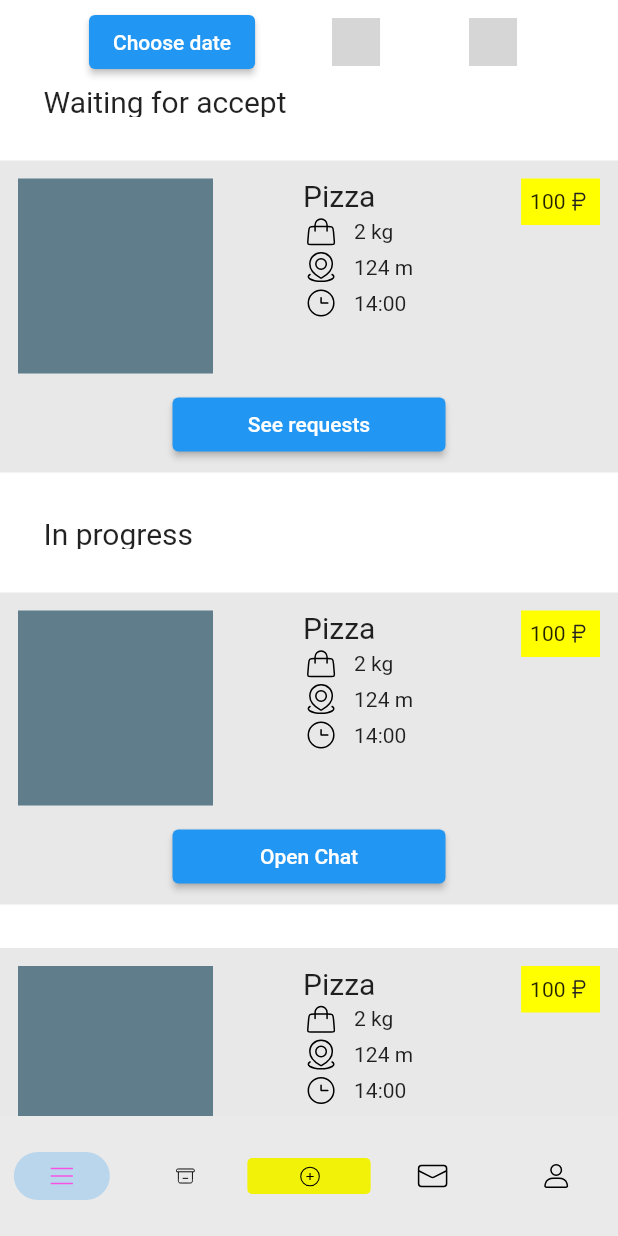
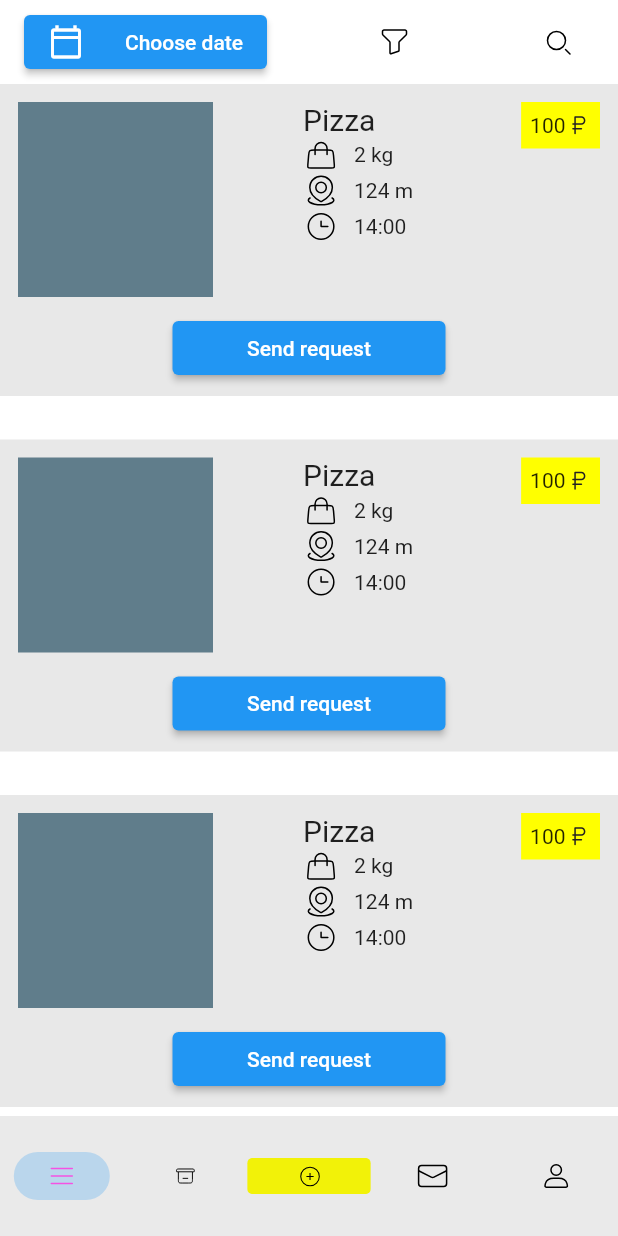
Before and after one commit to InnoSWP/BS21-05-InnoCart, a Flutter app: the screen it shows after launch, on a phone screen of 412 x 824 dp. Run offline on Flutter 3.47's test engine with Material 2 defaults, Android fonts, the phone set to English and light mode, and no system bars; our stand-ins replace flutter_svg; grey boxes are pictures that could not be loaded.

Commit message:
PageOfActiveOrders appbar updates

```diff
--- a/lib/PageOfActiveOrders.dart
+++ b/lib/PageOfActiveOrders.dart
@@ -10,6 +10,22 @@ class PageOfActiveOrders extends StatefulWidget {
 }
 
 class _PageOfActiveOrdersState extends State<PageOfActiveOrders> {
+  DateTime selectedDate = DateTime.now();
+  Widget dropdownvalue = Text('1');
+
+  Future<void> selectDate(BuildContext context) async {
+    final DateTime? picked = await showDatePicker(
+        context: context,
+        initialDate: selectedDate,
+        firstDate: selectedDate,
+        lastDate: DateTime(2101));
+    if (picked != null && picked != selectedDate) {
+      setState(() {
+        selectedDate = picked;
+      });
+    }
+  }
+
   @override
   Widget build(BuildContext context) {
     return SafeArea(
@@ -19,24 +35,93 @@ class _PageOfActiveOrdersState extends State<PageOfActiveOrders> {
               backgroundColor: Colors.white,
               elevation: 0,
               title: Row(
-                mainAxisAlignment: MainAxisAlignment.spaceEvenly,
+                mainAxisAlignment: MainAxisAlignment.spaceBetween,
                 children: [
                   ElevatedButton(
-                      onPressed: () {
-                        showDatePicker(
-                            context: context,
-                            initialDate: DateTime(2000),
-                            firstDate: DateTime(2000),
-                            lastDate: DateTime(2000));
-                      },
-                      child: const Text('Choose date')),
+                      onPressed: () => selectDate(context),
+                      child: SizedBox(
+                          width: 130,
+                          height: 30,
+                          child: Row(
+                            mainAxisAlignment: MainAxisAlignment.spaceBetween,
+                            crossAxisAlignment: CrossAxisAlignment.center,
+                            children: const [
+                              Icon(Icons.calendar_today_outlined),
+                              Text('Choose date'),
+                            ],
+                          ))),
+                  PopupMenuButton(
+                      icon: SvgPicture.asset(
+                        'assets/icons/Filter Icon.svg',
+                        color: Colors.black,
+                      ),
+                      itemBuilder: (context) => [
+                            PopupMenuItem(
+                              padding:
+                                  const EdgeInsets.only(left: 20, right: 20),
+                              value: 0,
+                              child: Column(
+                                children: [
+                                  const Align(
+                                    alignment: Alignment.centerLeft,
+                                    child: Text(
+                                      'Type',
+                                    ),
+                                  ),
+                                  Padding(
+                                      padding: const EdgeInsets.only(top: 20),
+                                      child: ElevatedButton(
+                                          style: ElevatedButton.styleFrom(
+                                            minimumSize:
+                                                const Size.fromHeight(40),
+                                          ),
+                                          onPressed: () {},
+                                          child: const Text('All'))),
+                                ],
+                              ),
+                            ),
+                            PopupMenuItem(
+                              padding: const EdgeInsets.all(20),
+                              value: 0,
+                              child: Column(
+                                children: const [
+                                  Align(
+                                    alignment: Alignment.centerLeft,
+                                    child: Text(
+                                      'Weight',
+                                    ),
+                                  ),
+                                  TextField(
+                                    decoration: InputDecoration(
+                                        hintText: 'Enter max weight (kg)'),
+                                  ),
+                                ],
+                              ),
+                            ),
+                            PopupMenuItem(
+                              padding: const EdgeInsets.only(
+                                  bottom: 20, left: 20, right: 20),
+                              value: 0,
+                              child: Column(
+                                children: const [
+                                  Align(
+                                    alignment: Alignment.centerLeft,
+                                    child: Text(
+                                      'Distance',
+                                    ),
+                                  ),
+                                  TextField(
+                                    decoration: InputDecoration(
+                                        hintText: 'Enter max distance (m)'),
+                                  ),
+                                ],
+                              ),
+                            ),
+                          ]),
                   IconButton(
                     onPressed: () {},
-                      icon: SvgPicture.asset('assets/icons/Filter Icon.svg'),
+                    icon: SvgPicture.asset('assets/icons/Filter Seacrh.svg',
                         color: Colors.black),
-                  IconButton(
-                    onPressed: () {},
-                    icon: SvgPicture.asset('assets/icons/Filter Seacrh.svg'),
                     color: Colors.black,
                   ),
                 ],
@@ -54,23 +139,14 @@ const double bottomPadding = 29;
 
 class Tickets {
   late List<Widget> waitingForAccept;
-  late List<Widget> inProgress;
-  late List<Widget> completed;
 
   Tickets(BuildContext context) {
-    waitingForAccept = setTicket('See requests', context);
-    inProgress =
-        setTicket('Open Chat', context) + setTicket('Open Chat', context);
-    completed = setTicket('Rate Angel', context);
+    waitingForAccept =
+        setTicket(context) + setTicket(context) + setTicket(context);
   }
 
   List<Widget> getTickets() {
-    return generateHeader('Waiting for accept') +
-        waitingForAccept +
-        generateHeader('In progress') +
-        inProgress +
-        generateHeader('Completed') +
-        completed;
+    return waitingForAccept;
   }
 
   Future popUpTicket(BuildContext context) {
@@ -97,7 +173,7 @@ class Tickets {
     );
   }
 
-  List<Widget> setTicket(String text, BuildContext context) {
+  List<Widget> setTicket(BuildContext context) {
     return [
       Container(
         margin: const EdgeInsets.only(bottom: bottomPadding),
@@ -106,7 +182,9 @@ class Tickets {
         color: const Color(gray),
         child: Column(
           children: [
-            Row(
+            GestureDetector(
+                onTap: () => popUpTicket(context),
+                child: Row(
                   mainAxisAlignment: MainAxisAlignment.spaceBetween,
                   crossAxisAlignment: CrossAxisAlignment.start,
                   children: [
@@ -115,7 +193,8 @@ class Tickets {
                       width: 130,
                       height: 130,
                       color: Colors.blueGrey,
-                  margin: const EdgeInsets.only(top: 12, left: 12, bottom: 10),
+                      margin:
+                          const EdgeInsets.only(top: 12, left: 12, bottom: 10),
                     ),
 
                     //TICKET INFO
@@ -182,19 +261,17 @@ class Tickets {
                           ],
                         )),
                   ],
-            ),
+                )),
             //Button
 
             ElevatedButton(
-                onPressed: () {
-                  popUpTicket(context);
-                },
+                onPressed: () {},
                 child: Container(
                     width: 150,
                     height: 32,
                     child: Center(
                         child: Text(
-                      text,
+                      'Send request',
                       style: const TextStyle(fontSize: 14),
                     )))),
           ],
@@ -202,17 +279,4 @@ class Tickets {
       )
     ];
   }
-
-  List<Widget> generateHeader(String text) {
-    return [
-      Container(
-          width: 161,
-          height: 22,
-          margin: const EdgeInsets.only(left: 29, bottom: bottomPadding),
-          child: Text(
-            text,
-            style: const TextStyle(fontSize: 20),
-          )),
-    ];
 }
-}
```
Also changed, not shown: assets/icons/Filter Icon.svg (added), assets/icons/Filter Seacrh.svg (added). Lines whose indentation alone changed are shown as unchanged.
